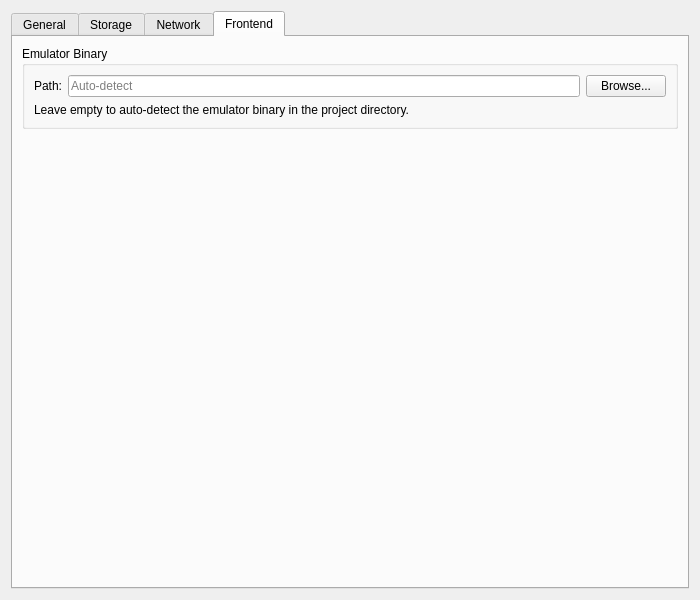
Old version of the form frontend/src/config/configeditor.ui in the repository DaCodeChick/NewtonEmu.
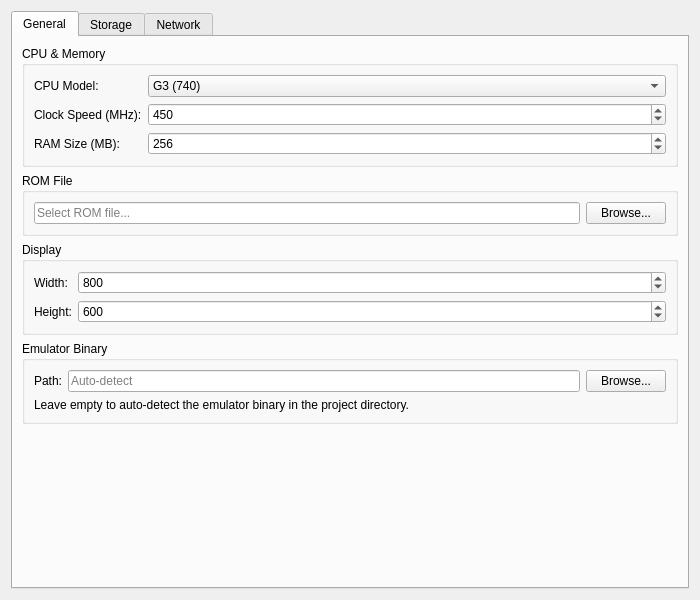
New version of the form. The open tabs and pages were chosen to show the change.

Commit message:
Move emulator path configuration to General tab
- Consolidate emulator path field into General tab
- Remove separate Frontend tab
- Keeps all main configuration options in one place for better UX

The edit to the form file:
```diff
--- a/frontend/src/config/configeditor.ui
+++ b/frontend/src/config/configeditor.ui
@@ -173,11 +173,55 @@
             </property>
            </widget>
           </item>
-         </layout>
-        </widget>
-       </item>
-      </layout>
-     </widget>
+          </layout>
+         </widget>
+        </item>
+        <item row="3" column="0" colspan="2">
+         <widget class="QGroupBox" name="emulatorGroupBox">
+          <property name="title">
+           <string>Emulator Binary</string>
+          </property>
+          <layout class="QFormLayout" name="formLayout_6">
+           <item row="0" column="0">
+            <widget class="QLabel" name="label_10">
+             <property name="text">
+              <string>Path:</string>
+             </property>
+            </widget>
+           </item>
+           <item row="0" column="1">
+            <layout class="QHBoxLayout" name="horizontalLayout_4">
+             <item>
+              <widget class="QLineEdit" name="emulatorPathEdit">
+               <property name="placeholderText">
+                <string>Auto-detect</string>
+               </property>
+              </widget>
+             </item>
+             <item>
+              <widget class="QPushButton" name="browseEmulatorButton">
+               <property name="text">
+                <string>Browse...</string>
+               </property>
+              </widget>
+             </item>
+            </layout>
+           </item>
+           <item row="1" column="0" colspan="2">
+            <widget class="QLabel" name="label_11">
+             <property name="text">
+              <string>Leave empty to auto-detect the emulator binary in the project directory.</string>
+             </property>
+             <property name="wordWrap">
+              <bool>true</bool>
+             </property>
+            </widget>
+           </item>
+          </layout>
+         </widget>
+        </item>
+       </layout>
+      </widget>
      <widget class="QWidget" name="tabStorage">
       <attribute name="title">
        <string>Storage</string>
@@ -328,70 +372,6 @@
           </size>
          </property>
         </spacer>
-       </item>
-       </layout>
-      </widget>
-      <widget class="QWidget" name="tabFrontend">
-       <attribute name="title">
-        <string>Frontend</string>
-       </attribute>
-       <layout class="QVBoxLayout" name="verticalLayout_4">
-        <item>
-         <widget class="QGroupBox" name="emulatorGroupBox">
-          <property name="title">
-           <string>Emulator Binary</string>
-          </property>
-          <layout class="QFormLayout" name="formLayout_6">
-           <item row="0" column="0">
-            <widget class="QLabel" name="label_10">
-             <property name="text">
-              <string>Path:</string>
-             </property>
-            </widget>
-           </item>
-           <item row="0" column="1">
-            <layout class="QHBoxLayout" name="horizontalLayout_4">
-             <item>
-              <widget class="QLineEdit" name="emulatorPathEdit">
-               <property name="placeholderText">
-                <string>Auto-detect</string>
-               </property>
-              </widget>
-             </item>
-             <item>
-              <widget class="QPushButton" name="browseEmulatorButton">
-               <property name="text">
-                <string>Browse...</string>
-               </property>
-              </widget>
-             </item>
-            </layout>
-           </item>
-           <item row="1" column="0" colspan="2">
-            <widget class="QLabel" name="label_11">
-             <property name="text">
-              <string>Leave empty to auto-detect the emulator binary in the project directory.</string>
-             </property>
-             <property name="wordWrap">
-              <bool>true</bool>
-             </property>
-            </widget>
-           </item>
-          </layout>
-         </widget>
-        </item>
-        <item>
-         <spacer name="verticalSpacer_3">
-          <property name="orientation">
-           <enum>Qt::Vertical</enum>
-          </property>
-          <property name="sizeHint" stdset="0">
-           <size>
-            <width>20</width>
-            <height>40</height>
-           </size>
-          </property>
-         </spacer>
         </item>
        </layout>
       </widget>
```
Left out of the diff: 4 changed lines with no effect on the pictures.
